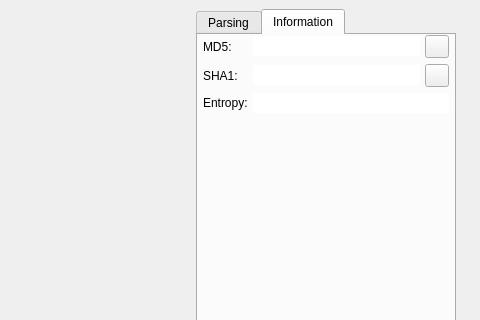
Before: the Qt Designer form src/widgets/HexdumpWidget.ui in rizinorg/cutter, drawn with Qt 5; both pictures show x 479 to 959 and y 0 to 320 of the 959 by 807 pixel window.
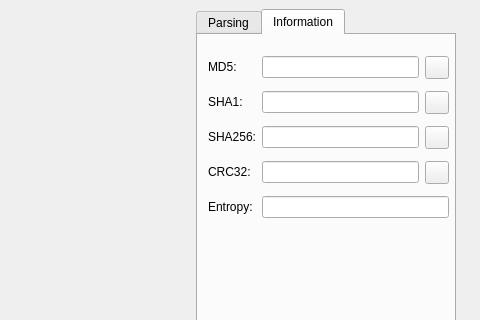
After: the same form once the commit is applied. The open tabs and pages were chosen to show the change. Icons and pictures are not drawn. Custom widgets are drawn as their Qt base class.

Commit message: Add SHA256 and CRC32 to hexdump widget

```diff
--- a/src/widgets/HexdumpWidget.ui
+++ b/src/widgets/HexdumpWidget.ui
@@ -334,142 +334,106 @@
         </layout>
        </widget>
        <widget class="QWidget" name="tabHistogram_2">
+        <property name="sizePolicy">
+         <sizepolicy hsizetype="Expanding" vsizetype="Preferred">
+          <horstretch>0</horstretch>
+          <verstretch>0</verstretch>
+         </sizepolicy>
+        </property>
         <attribute name="title">
          <string notr="true">Information</string>
         </attribute>
-        <layout class="QVBoxLayout" name="verticalLayout_25">
-         <property name="spacing">
-          <number>6</number>
+        <widget class="QWidget" name="gridLayoutWidget">
+         <property name="geometry">
+          <rect>
+           <x>10</x>
+           <y>19</y>
+           <width>241</width>
+           <height>167</height>
+          </rect>
          </property>
-         <property name="leftMargin">
-          <number>0</number>
-         </property>
-         <property name="topMargin">
-          <number>0</number>
+         <layout class="QGridLayout" name="gridLayout" columnstretch="0,0,0">
+          <property name="sizeConstraint">
+           <enum>QLayout::SetDefaultConstraint</enum>
          </property>
          <property name="rightMargin">
           <number>0</number>
-         </property>
-         <property name="bottomMargin">
-          <number>0</number>
-         </property>
-         <item>
-          <layout class="QFormLayout" name="formLayout_2">
-           <property name="fieldGrowthPolicy">
-            <enum>QFormLayout::ExpandingFieldsGrow</enum>
-           </property>
-           <property name="labelAlignment">
-            <set>Qt::AlignLeading|Qt::AlignLeft|Qt::AlignVCenter</set>
-           </property>
-           <property name="formAlignment">
-            <set>Qt::AlignHCenter|Qt::AlignTop</set>
-           </property>
-           <property name="horizontalSpacing">
-            <number>5</number>
            </property>
            <property name="verticalSpacing">
-            <number>6</number>
-           </property>
-           <property name="leftMargin">
-            <number>5</number>
-           </property>
-           <property name="rightMargin">
-            <number>5</number>
-           </property>
-           <item row="1" column="0">
-            <widget class="QLabel" name="label_8">
-             <property name="sizePolicy">
-              <sizepolicy hsizetype="Fixed" vsizetype="Preferred">
-               <horstretch>0</horstretch>
-               <verstretch>0</verstretch>
-              </sizepolicy>
-             </property>
-             <property name="text">
-              <string>MD5:</string>
-             </property>
-            </widget>
-           </item>
-           <item row="1" column="1">
-            <layout class="QHBoxLayout" name="horizontalLayout_8">
-             <property name="spacing">
-              <number>5</number>
-             </property>
-             <item>
-              <widget class="QLineEdit" name="bytesMD5">
-               <property name="sizePolicy">
-                <sizepolicy hsizetype="Expanding" vsizetype="Fixed">
-                 <horstretch>0</horstretch>
-                 <verstretch>0</verstretch>
-                </sizepolicy>
-               </property>
-               <property name="frame">
-                <bool>false</bool>
-               </property>
-               <property name="readOnly">
-                <bool>true</bool>
-               </property>
-              </widget>
-             </item>
-             <item>
+           <number>10</number>
+          </property>
+          <item row="0" column="2">
               <widget class="QToolButton" name="copyMD5">
                <property name="toolTip">
                 <string notr="true">Copy MD5</string>
                </property>
+            <property name="layoutDirection">
+             <enum>Qt::RightToLeft</enum>
+            </property>
                <property name="text">
                 <string notr="true"/>
                </property>
               </widget>
              </item>
-            </layout>
-           </item>
-           <item row="2" column="0">
-            <widget class="QLabel" name="label_9">
-             <property name="text">
-              <string>SHA1:</string>
-             </property>
-            </widget>
-           </item>
-           <item row="2" column="1">
-            <layout class="QHBoxLayout" name="horizontalLayout_9">
-             <property name="spacing">
-              <number>5</number>
-             </property>
-             <item>
-              <widget class="QLineEdit" name="bytesSHA1">
-               <property name="sizePolicy">
-                <sizepolicy hsizetype="Expanding" vsizetype="Fixed">
-                 <horstretch>0</horstretch>
-                 <verstretch>0</verstretch>
-                </sizepolicy>
-               </property>
-               <property name="frame">
-                <bool>false</bool>
-               </property>
-               <property name="readOnly">
-                <bool>true</bool>
-               </property>
-              </widget>
-             </item>
-             <item>
+          <item row="1" column="2">
               <widget class="QToolButton" name="copySHA1">
                <property name="toolTip">
                 <string notr="true">Copy SHA1</string>
                </property>
+            <property name="layoutDirection">
+             <enum>Qt::RightToLeft</enum>
+            </property>
                <property name="text">
                 <string notr="true"/>
                </property>
               </widget>
              </item>
-            </layout>
-           </item>
-           <item row="3" column="0">
-            <widget class="QLabel" name="label_10">
+          <item row="0" column="1">
+           <widget class="QLineEdit" name="bytesMD5">
+            <property name="sizePolicy">
+             <sizepolicy hsizetype="Expanding" vsizetype="Fixed">
+              <horstretch>0</horstretch>
+              <verstretch>0</verstretch>
+             </sizepolicy>
+            </property>
+            <property name="frame">
+             <bool>true</bool>
+            </property>
+            <property name="alignment">
+             <set>Qt::AlignJustify|Qt::AlignVCenter</set>
+            </property>
+            <property name="readOnly">
+             <bool>true</bool>
+            </property>
+           </widget>
+          </item>
+          <item row="4" column="0" alignment="Qt::AlignLeft">
+           <widget class="QLabel" name="labelEntropy">
+            <property name="sizePolicy">
+             <sizepolicy hsizetype="Fixed" vsizetype="Fixed">
+              <horstretch>0</horstretch>
+              <verstretch>0</verstretch>
+             </sizepolicy>
+            </property>
              <property name="text">
               <string>Entropy:</string>
              </property>
             </widget>
            </item>
-           <item row="3" column="1">
+          <item row="2" column="1">
+           <widget class="QLineEdit" name="bytesSHA256">
+            <property name="frame">
+             <bool>true</bool>
+            </property>
+            <property name="alignment">
+             <set>Qt::AlignJustify|Qt::AlignVCenter</set>
+            </property>
+            <property name="readOnly">
+             <bool>true</bool>
+            </property>
+           </widget>
+          </item>
+          <item row="4" column="1" colspan="2">
             <widget class="QLineEdit" name="bytesEntropy">
              <property name="sizePolicy">
               <sizepolicy hsizetype="Expanding" vsizetype="Fixed">
@@ -478,16 +442,131 @@
               </sizepolicy>
              </property>
              <property name="frame">
-              <bool>false</bool>
-             </property>
+             <bool>true</bool>
+            </property>
+            <property name="alignment">
+             <set>Qt::AlignJustify|Qt::AlignVCenter</set>
+            </property>
              <property name="readOnly">
               <bool>true</bool>
              </property>
             </widget>
            </item>
-          </layout>
-         </item>
-        </layout>
+          <item row="1" column="0">
+           <widget class="QLabel" name="labelSHA1">
+            <property name="sizePolicy">
+             <sizepolicy hsizetype="Fixed" vsizetype="Fixed">
+              <horstretch>0</horstretch>
+              <verstretch>0</verstretch>
+             </sizepolicy>
+            </property>
+            <property name="text">
+             <string>SHA1:</string>
+            </property>
+           </widget>
+          </item>
+          <item row="1" column="1">
+           <widget class="QLineEdit" name="bytesSHA1">
+            <property name="sizePolicy">
+             <sizepolicy hsizetype="Expanding" vsizetype="Fixed">
+              <horstretch>0</horstretch>
+              <verstretch>0</verstretch>
+             </sizepolicy>
+            </property>
+            <property name="frame">
+             <bool>true</bool>
+            </property>
+            <property name="alignment">
+             <set>Qt::AlignJustify|Qt::AlignVCenter</set>
+            </property>
+            <property name="readOnly">
+             <bool>true</bool>
+            </property>
+           </widget>
+          </item>
+          <item row="2" column="2" alignment="Qt::AlignRight">
+           <widget class="QToolButton" name="copySHA256">
+            <property name="toolTip">
+             <string>Copy SHA256</string>
+            </property>
+            <property name="layoutDirection">
+             <enum>Qt::RightToLeft</enum>
+            </property>
+            <property name="text">
+             <string notr="true"/>
+            </property>
+           </widget>
+          </item>
+          <item row="3" column="0">
+           <widget class="QLabel" name="labelCRC32">
+            <property name="sizePolicy">
+             <sizepolicy hsizetype="Fixed" vsizetype="Fixed">
+              <horstretch>0</horstretch>
+              <verstretch>0</verstretch>
+             </sizepolicy>
+            </property>
+            <property name="text">
+             <string>CRC32:</string>
+            </property>
+           </widget>
+          </item>
+          <item row="3" column="2" alignment="Qt::AlignRight">
+           <widget class="QToolButton" name="copyCRC32">
+            <property name="toolTip">
+             <string>Copy CRC32</string>
+            </property>
+            <property name="layoutDirection">
+             <enum>Qt::RightToLeft</enum>
+            </property>
+            <property name="text">
+             <string notr="true"/>
+            </property>
+           </widget>
+          </item>
+          <item row="0" column="0">
+           <widget class="QLabel" name="labelMD5">
+            <property name="sizePolicy">
+             <sizepolicy hsizetype="Fixed" vsizetype="Fixed">
+              <horstretch>0</horstretch>
+              <verstretch>0</verstretch>
+             </sizepolicy>
+            </property>
+            <property name="text">
+             <string>MD5:</string>
+            </property>
+           </widget>
+          </item>
+          <item row="2" column="0">
+           <widget class="QLabel" name="labelSHA256">
+            <property name="sizePolicy">
+             <sizepolicy hsizetype="Fixed" vsizetype="Fixed">
+              <horstretch>0</horstretch>
+              <verstretch>0</verstretch>
+             </sizepolicy>
+            </property>
+            <property name="midLineWidth">
+             <number>4</number>
+            </property>
+            <property name="text">
+             <string>SHA256:</string>
+            </property>
+           </widget>
+          </item>
+          <item row="3" column="1">
+           <widget class="QLineEdit" name="bytesCRC32">
+            <property name="frame">
+             <bool>true</bool>
+            </property>
+            <property name="alignment">
+             <set>Qt::AlignJustify|Qt::AlignVCenter</set>
+            </property>
+            <property name="readOnly">
+             <bool>true</bool>
+            </property>
+           </widget>
+          </item>
+         </layout>
+        </widget>
        </widget>
       </widget>
      </widget>
```
Left out of the diff: 2 changed lines with no effect on the pictures. Lines whose indentation alone changed are shown as unchanged. The commit also changes 2 other files.
